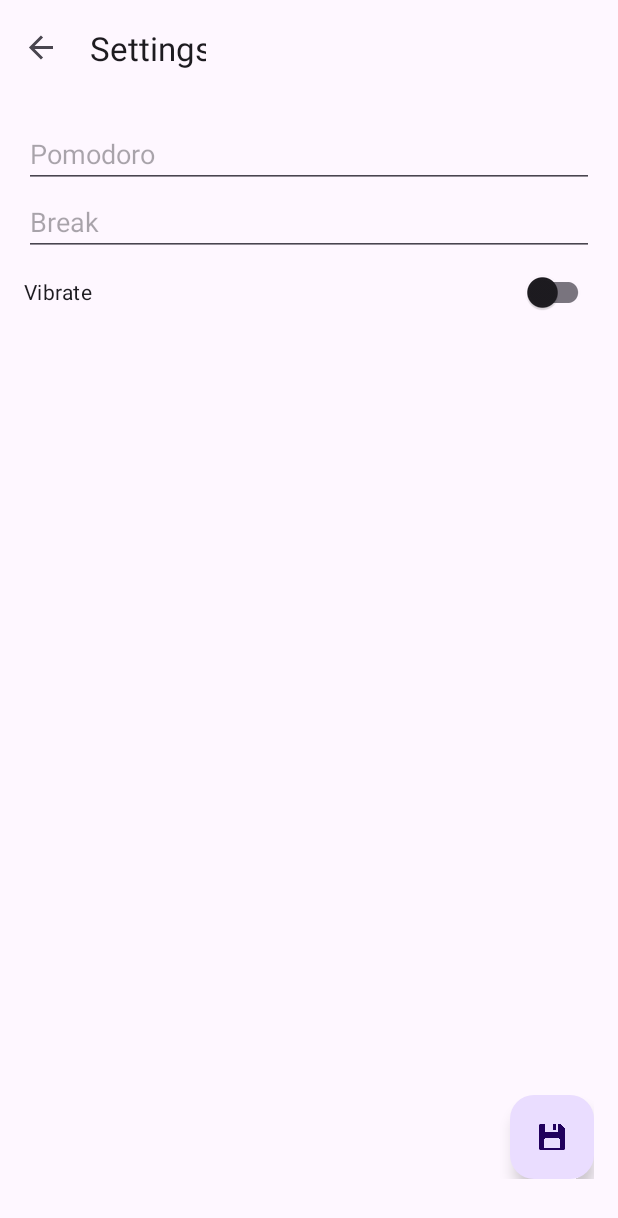
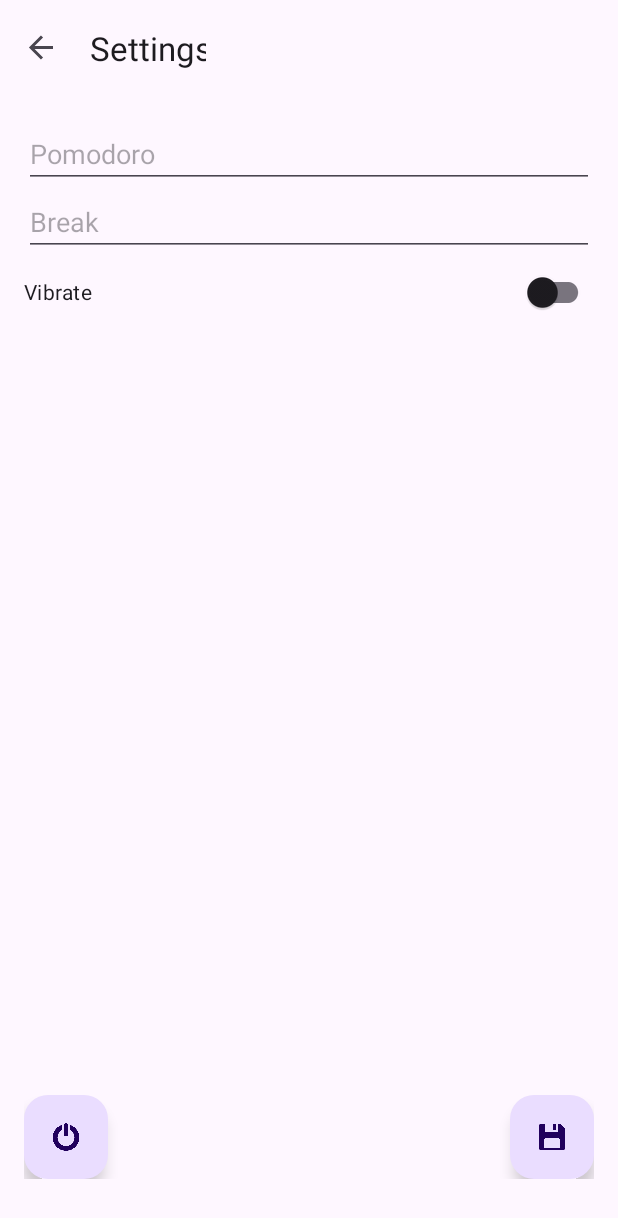
Before and after one commit to smkapilgupta/Focus, an Android app: the SecondFragment screen opened through its navigation route, on a phone screen of 412 x 824 dp. Shown: the top 1218 px of the screen. Run offline under Robolectric (Android 15) with nearby library versions, the phone set to English and light mode, and no system bars; our stand-ins replace navigation-ui; 3 statements that could not run were skipped.

Commit message:
Adding shutdown button for the app; Fixing app restart failure issue.

```diff
--- a/app/src/main/java/com/example/focus/SecondFragment.kt
+++ b/app/src/main/java/com/example/focus/SecondFragment.kt
@@ -6,6 +6,8 @@ import android.view.LayoutInflater
 import android.view.View
 import android.view.ViewGroup
 import androidx.navigation.fragment.findNavController
+import com.example.focus.common.Constants
+import com.example.focus.common.TimerUtilities
 import com.example.focus.databinding.FragmentSecondBinding
 
 /**
@@ -15,8 +17,6 @@ class SecondFragment : Fragment() {
 
     private var _binding: FragmentSecondBinding? = null
 
-    // This property is only valid between onCreateView and
-    // onDestroyView.
     private val binding get() = _binding!!
 
     override fun onCreateView(
@@ -31,6 +31,9 @@ class SecondFragment : Fragment() {
 
     override fun onViewCreated(view: View, savedInstanceState: Bundle?) {
         super.onViewCreated(view, savedInstanceState)
+        binding.shutdown.setOnClickListener {
+            System.exit(0)
+        }
 
     }
 
--- a/app/src/main/java/com/example/focus/TimerService.kt
+++ b/app/src/main/java/com/example/focus/TimerService.kt
@@ -21,7 +21,7 @@ class TimerService: Service() {
         public var isServiceActive=false;
     }
 
-    override fun onStartCommand(intent: Intent, flags: Int, startId: Int): Int {
+    override fun onStartCommand(intent: Intent?, flags: Int, startId: Int): Int {
         println("onStartCommand called")
         isServiceActive=true
         createNotificationChannel();
--- a/app/src/main/res/layout/fragment_second.xml
+++ b/app/src/main/res/layout/fragment_second.xml
@@ -61,6 +61,17 @@
             app:layout_constraintTop_toTopOf="parent" />
 
         <com.google.android.material.floatingactionbutton.FloatingActionButton
+            android:id="@+id/shutdown"
+            android:layout_width="wrap_content"
+            android:layout_height="wrap_content"
+            android:clickable="true"
+            android:src="@mipmap/shutdown"
+            tools:layout_editor_absoluteY="675dp"
+            app:layout_constraintStart_toStartOf="parent"
+            app:layout_constraintBottom_toBottomOf="parent"
+            />
+
+        <com.google.android.material.floatingactionbutton.FloatingActionButton
             android:id="@+id/floatingActionButton"
             android:layout_width="wrap_content"
             android:layout_height="wrap_content"
@@ -73,5 +84,6 @@
             />
 
 
+
     </androidx.constraintlayout.widget.ConstraintLayout>
 </androidx.core.widget.NestedScrollView>
```
Also changed, not shown: app/src/main/res/mipmap-hdpi/shutdown.png (added).
